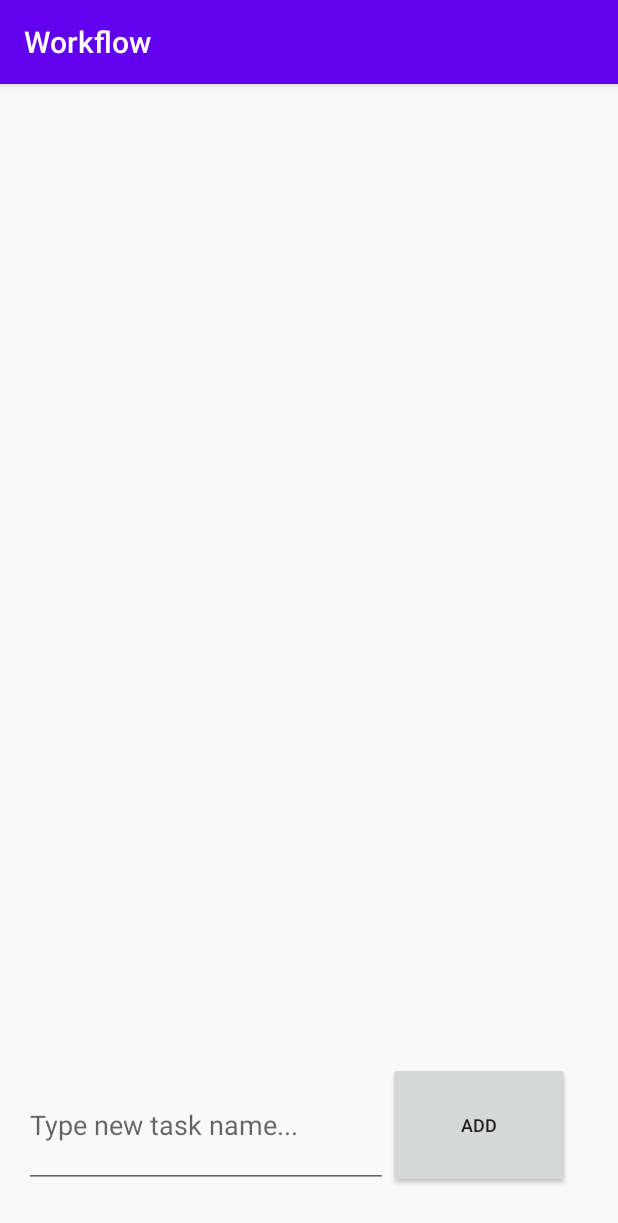
After one commit to abrajner/AGHMobileTechnologyProject, an Android app: the AddNewTaskFragment screen opened directly, with no data from a screen before it, on a phone screen of 412 x 824 dp. The commit adds this screen. Shown: the top 1223 px of the screen. Run offline under Robolectric (Android 15) with nearby library versions, the phone set to English and light mode, and no system bars.

Commit message:
table view

```diff
--- a/app/build.gradle
+++ b/app/build.gradle
@@ -28,7 +28,9 @@ dependencies {
 
     implementation 'androidx.appcompat:appcompat:1.1.0'
     implementation 'androidx.constraintlayout:constraintlayout:1.1.3'
+    implementation 'androidx.legacy:legacy-support-v4:1.0.0'
     testImplementation 'junit:junit:4.12'
     androidTestImplementation 'androidx.test.ext:junit:1.1.1'
     androidTestImplementation 'androidx.test.espresso:espresso-core:3.2.0'
+    implementation 'androidx.recyclerview:recyclerview:1.1.0'
 }
--- a/app/src/main/AndroidManifest.xml
+++ b/app/src/main/AndroidManifest.xml
@@ -9,6 +9,7 @@
         android:roundIcon="@mipmap/ic_launcher_round"
         android:supportsRtl="true"
         android:theme="@style/AppTheme">
+        <activity android:name=".MainTableActivity"></activity>
         <activity android:name=".MainActivity">
             <intent-filter>
                 <action android:name="android.intent.action.MAIN" />
--- /dev/null
+++ b/app/src/main/java/com/example/aghmobiletechnologyproject/AddNewTaskFragment.java
@@ -0,0 +1,28 @@
+package com.example.aghmobiletechnologyproject;
+
+import android.os.Bundle;
+
+import androidx.fragment.app.Fragment;
+
+import android.view.LayoutInflater;
+import android.view.View;
+import android.view.ViewGroup;
+
+
+/**
+ * A simple {@link Fragment} subclass.
+ */
+public class AddNewTaskFragment extends Fragment {
+
+    public AddNewTaskFragment() {
+        // Required empty public constructor
+    }
+
+
+    @Override
+    public View onCreateView(LayoutInflater inflater, ViewGroup container,
+                             Bundle savedInstanceState) {
+        // Inflate the layout for this fragment
+        return inflater.inflate(R.layout.fragment_add_new_task, container, false);
+    }
+}
--- /dev/null
+++ b/app/src/main/java/com/example/aghmobiletechnologyproject/MainTableActivity.java
@@ -0,0 +1,14 @@
+package com.example.aghmobiletechnologyproject;
+
+import androidx.appcompat.app.AppCompatActivity;
+
+import android.os.Bundle;
+
+public class MainTableActivity extends AppCompatActivity {
+
+    @Override
+    protected void onCreate(Bundle savedInstanceState) {
+        super.onCreate(savedInstanceState);
+        setContentView(R.layout.activity_main_table);
+    }
+}
--- /dev/null
+++ b/app/src/main/java/com/example/aghmobiletechnologyproject/TasksListFragment.java
@@ -0,0 +1,28 @@
+package com.example.aghmobiletechnologyproject;
+
+import android.os.Bundle;
+
+import androidx.fragment.app.Fragment;
+
+import android.view.LayoutInflater;
+import android.view.View;
+import android.view.ViewGroup;
+
+
+/**
+ * A simple {@link Fragment} subclass.
+ */
+public class TasksListFragment extends Fragment {
+
+    public TasksListFragment() {
+        // Required empty public constructor
+    }
+
+
+    @Override
+    public View onCreateView(LayoutInflater inflater, ViewGroup container,
+                             Bundle savedInstanceState) {
+        // Inflate the layout for this fragment
+        return inflater.inflate(R.layout.fragment_tasks_list, container, false);
+    }
+}
--- /dev/null
+++ b/app/src/main/res/layout-land/activity_main_table.xml
@@ -0,0 +1,54 @@
+<?xml version="1.0" encoding="utf-8"?>
+<androidx.constraintlayout.widget.ConstraintLayout xmlns:android="http://schemas.android.com/apk/res/android"
+    xmlns:app="http://schemas.android.com/apk/res-auto"
+    xmlns:tools="http://schemas.android.com/tools"
+    android:layout_width="match_parent"
+    android:layout_height="match_parent"
+    tools:context=".MainTableActivity">
+
+    <fragment
+        android:id="@+id/fragment"
+        android:name="com.example.aghmobiletechnologyproject.TasksListFragment"
+        android:layout_width="250dp"
+        android:layout_height="match_parent"
+        android:layout_marginStart="16dp"
+        android:layout_marginLeft="16dp"
+        android:layout_marginTop="16dp"
+        android:layout_marginBottom="16dp"
+        android:baselineAligned="false"
+        app:layout_constraintBottom_toBottomOf="parent"
+        app:layout_constraintStart_toStartOf="parent"
+        app:layout_constraintTop_toTopOf="parent"
+        tools:ignore="MissingConstraints"
+        tools:layout="@layout/fragment_tasks_list" />
+
+    <LinearLayout
+        android:layout_width="0dp"
+        android:layout_height="match_parent"
+        android:orientation="vertical"
+        app:layout_constraintBottom_toBottomOf="parent"
+        app:layout_constraintEnd_toEndOf="parent"
+        app:layout_constraintStart_toEndOf="@+id/fragment"
+        app:layout_constraintTop_toTopOf="parent"
+        tools:ignore="MissingConstraints">
+
+        <fragment
+            android:id="@+id/fragment2"
+            android:name="com.example.aghmobiletechnologyproject.TaskDetailsFragment"
+            android:layout_width="match_parent"
+            android:layout_height="0dp"
+            android:layout_margin="16dp"
+            android:layout_weight="4"
+            tools:ignore="NestedWeights"
+            tools:layout="@layout/fragment_task_details" />
+
+        <fragment
+            android:id="@+id/fragment3"
+            android:name="com.example.aghmobiletechnologyproject.AddNewTaskFragment"
+            android:layout_width="match_parent"
+            android:layout_height="0dp"
+            android:layout_margin="16dp"
+            android:layout_weight="1"
+            tools:layout="@layout/fragment_add_new_task" />
+    </LinearLayout>
+</androidx.constraintlayout.widget.ConstraintLayout>
--- /dev/null
+++ b/app/src/main/res/layout/activity_main_table.xml
@@ -0,0 +1,46 @@
+<?xml version="1.0" encoding="utf-8"?>
+<androidx.constraintlayout.widget.ConstraintLayout xmlns:android="http://schemas.android.com/apk/res/android"
+    xmlns:app="http://schemas.android.com/apk/res-auto"
+    xmlns:tools="http://schemas.android.com/tools"
+    android:layout_width="match_parent"
+    android:layout_height="match_parent"
+    tools:context=".MainTableActivity">
+
+    <fragment
+        android:id="@+id/fragment"
+        android:name="com.example.aghmobiletechnologyproject.TasksListFragment"
+        android:layout_width="0dp"
+        android:layout_height="0dp"
+        android:layout_marginStart="16dp"
+        android:layout_marginLeft="16dp"
+        android:layout_marginTop="16dp"
+        android:layout_marginEnd="16dp"
+        android:layout_marginRight="16dp"
+        android:layout_marginBottom="16dp"
+        android:baselineAligned="false"
+        app:layout_constraintBottom_toTopOf="@+id/fragment3"
+        app:layout_constraintEnd_toEndOf="parent"
+        app:layout_constraintHorizontal_bias="0.0"
+        app:layout_constraintStart_toStartOf="parent"
+        app:layout_constraintTop_toTopOf="parent"
+        tools:ignore="MissingConstraints"
+        tools:layout="@layout/fragment_tasks_list" />
+
+    <fragment
+        android:id="@+id/fragment3"
+        android:name="com.example.aghmobiletechnologyproject.AddNewTaskFragment"
+        android:layout_width="0dp"
+        android:layout_height="100dp"
+        android:layout_marginStart="16dp"
+        android:layout_marginLeft="16dp"
+        android:layout_marginEnd="16dp"
+        android:layout_marginRight="16dp"
+        android:layout_marginBottom="16dp"
+        android:layout_weight="1"
+        app:layout_constraintBottom_toBottomOf="parent"
+        app:layout_constraintEnd_toEndOf="parent"
+        app:layout_constraintHorizontal_bias="0.0"
+        app:layout_constraintStart_toStartOf="parent"
+        tools:layout="@layout/fragment_add_new_task" />
+
+</androidx.constraintlayout.widget.ConstraintLayout>
--- /dev/null
+++ b/app/src/main/res/layout/fragment_add_new_task.xml
@@ -0,0 +1,82 @@
+<?xml version="1.0" encoding="utf-8"?>
+<androidx.constraintlayout.widget.ConstraintLayout xmlns:android="http://schemas.android.com/apk/res/android"
+    xmlns:app="http://schemas.android.com/apk/res-auto"
+    xmlns:tools="http://schemas.android.com/tools"
+    android:layout_width="match_parent"
+    android:layout_height="match_parent"
+    android:orientation="vertical"
+    tools:context=".AddNewTaskFragment">
+
+    <LinearLayout
+        android:id="@+id/save_delete_buttons"
+        android:layout_width="match_parent"
+        android:layout_height="0dp"
+        android:layout_marginEnd="16dp"
+        android:layout_marginRight="16dp"
+        android:layout_marginBottom="16dp"
+        android:gravity="center"
+        android:orientation="vertical"
+        app:layout_constraintBottom_toBottomOf="parent"
+        app:layout_constraintEnd_toEndOf="parent"
+        app:layout_constraintStart_toStartOf="parent"
+        app:layout_constraintTop_toTopOf="parent">
+
+
+        <LinearLayout
+            android:layout_width="match_parent"
+            android:layout_height="match_parent"
+            android:baselineAligned="false"
+            android:orientation="horizontal">
+
+            <LinearLayout
+                android:layout_width="match_parent"
+                android:layout_height="match_parent"
+                android:layout_weight="0.5"
+                android:gravity="center"
+                android:orientation="horizontal">
+
+                <androidx.constraintlayout.widget.ConstraintLayout
+                    android:layout_width="match_parent"
+                    android:layout_height="match_parent">
+
+                    <EditText
+                        android:id="@+id/new_task_name"
+                        android:layout_width="0dp"
+                        android:layout_height="0dp"
+                        android:ems="10"
+                        android:hint="@string/new_task_name"
+                        android:inputType="textPersonName"
+                        app:layout_constraintBottom_toBottomOf="parent"
+                        app:layout_constraintEnd_toEndOf="parent"
+                        app:layout_constraintStart_toStartOf="parent"
+                        app:layout_constraintTop_toTopOf="parent" />
+                </androidx.constraintlayout.widget.ConstraintLayout>
+            </LinearLayout>
+
+            <LinearLayout
+                android:layout_width="match_parent"
+                android:layout_height="match_parent"
+                android:layout_weight="1"
+                android:gravity="center"
+                android:orientation="horizontal">
+
+
+                <androidx.constraintlayout.widget.ConstraintLayout
+                    android:layout_width="match_parent"
+                    android:layout_height="match_parent">
+
+                    <Button
+                        android:id="@+id/add_button"
+                        android:layout_width="0dp"
+                        android:layout_height="0dp"
+                        android:text="@string/add_button"
+                        android:textSize="12sp"
+                        app:layout_constraintBottom_toBottomOf="parent"
+                        app:layout_constraintEnd_toEndOf="parent"
+                        app:layout_constraintStart_toStartOf="parent"
+                        app:layout_constraintTop_toTopOf="parent" />
+                </androidx.constraintlayout.widget.ConstraintLayout>
+            </LinearLayout>
+        </LinearLayout>
+    </LinearLayout>
+</androidx.constraintlayout.widget.ConstraintLayout>
--- /dev/null
+++ b/app/src/main/res/layout/fragment_tasks_list.xml
@@ -0,0 +1,13 @@
+<?xml version="1.0" encoding="utf-8"?>
+<LinearLayout xmlns:android="http://schemas.android.com/apk/res/android"
+    xmlns:tools="http://schemas.android.com/tools"
+    android:layout_width="match_parent"
+    android:layout_height="match_parent"
+    android:orientation="vertical"
+    tools:context=".TasksListFragment">
+
+    <androidx.recyclerview.widget.RecyclerView
+        android:id="@+id/list_of_tasks"
+        android:layout_width="match_parent"
+        android:layout_height="match_parent" />
+</LinearLayout>
--- a/app/src/main/res/values/colors.xml
+++ b/app/src/main/res/values/colors.xml
@@ -2,5 +2,6 @@
 <resources>
     <color name="colorPrimary">#6200EE</color>
     <color name="colorPrimaryDark">#3700B3</color>
+    <color name="colorPrimaryLight">#C0B5DA</color>
     <color name="colorAccent">#03DAC5</color>
 </resources>
--- a/app/src/main/res/values/strings.xml
+++ b/app/src/main/res/values/strings.xml
@@ -1,3 +1,10 @@
 <resources>
     <string name="app_name">Workflow</string>
+
+    <!-- TODO: Remove or change this placeholder text -->
+    <string name="hello_blank_fragment">Hello blank fragment</string>
+    <string name="add_button">Add</string>
+    <string name="save_button">Save</string>
+    <string name="delete_button">Delete</string>
+    <string name="new_task_name">Type new task name...</string>
 </resources>
```
Also changed, not shown: app/src/main/java/com/example/aghmobiletechnologyproject/TaskDetailsFragment.java (added, +28 -0 lines), app/src/main/res/layout/fragment_task_details.xml (added, +148 -0 lines).
